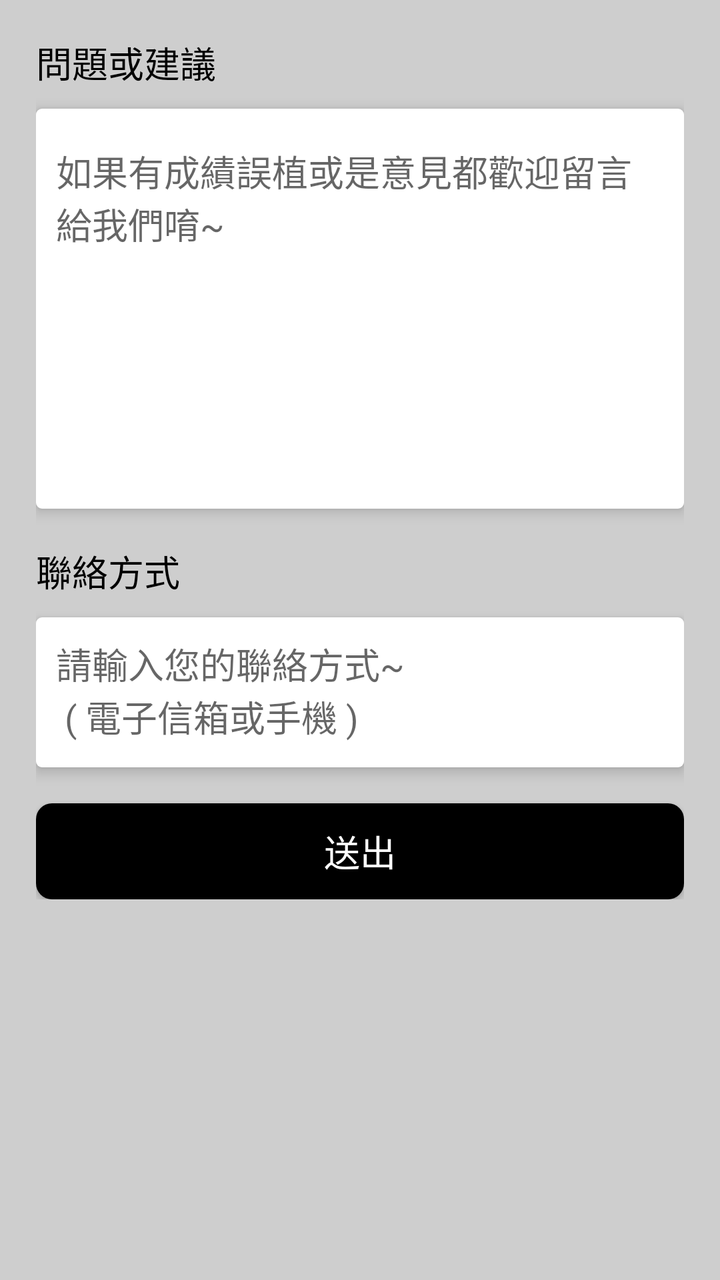
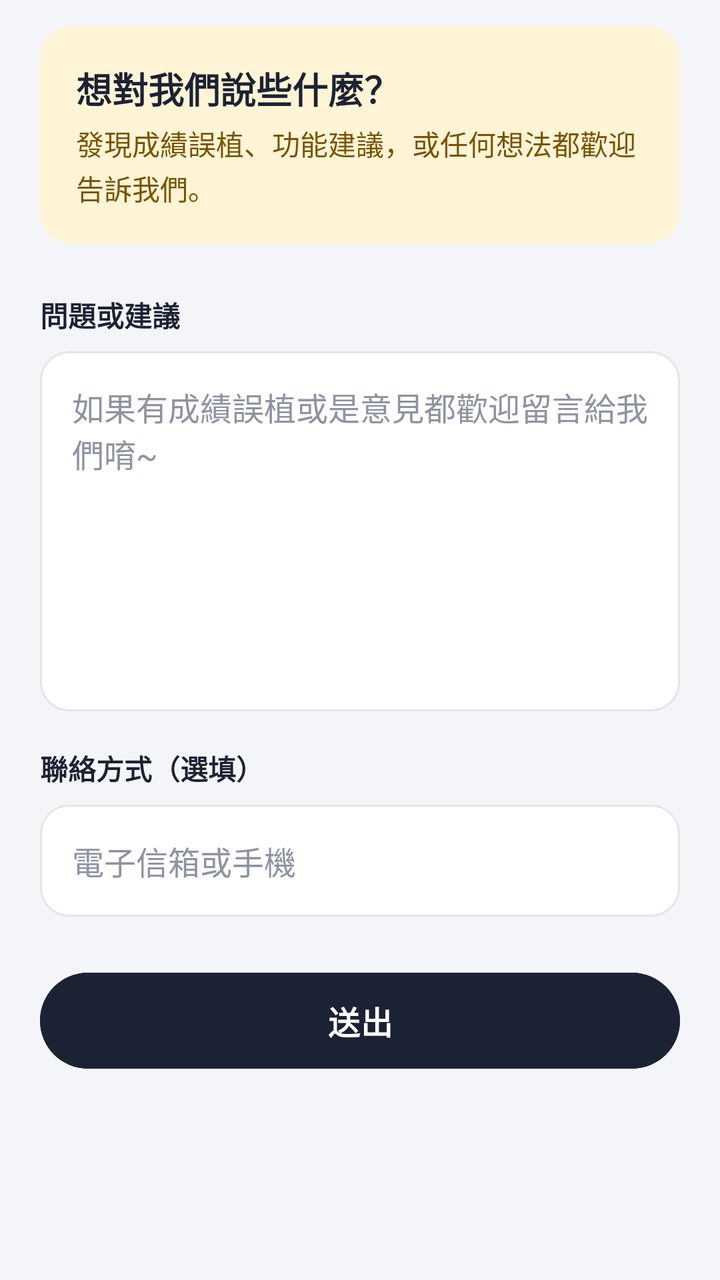

An Android layout rendered at two revisions. The XML below is the earlier revision; the diff shows what the commit changed to produce the second picture.
<!-- AndroidManifest.xml: application theme AppTheme -->
<!-- res/layout/fragment_response.xml -->
<?xml version="1.0" encoding="utf-8"?>
<ScrollView
    xmlns:android="http://schemas.android.com/apk/res/android"
    android:layout_height="match_parent"
    android:layout_width="match_parent"
    android:background="@color/white_gray">

    <LinearLayout android:orientation="vertical"
        android:layout_width="match_parent"
        android:layout_height="match_parent"
        android:padding="@dimen/settingPadding"
        android:background="@color/white_gray">

        <TextView
            android:layout_width="wrap_content"
            android:layout_height="wrap_content"
            android:layout_gravity="left"
            android:paddingBottom="@dimen/smallPadding"
            android:text="問題或建議"
            android:textColor="@color/black"
            android:textSize="@dimen/textMedium"/>
        <EditText
            android:id="@+id/response_edit"
            android:layout_width="match_parent"
            android:layout_height="200dp"
            android:gravity="start"
            android:paddingTop="@dimen/settingPadding"
            android:paddingLeft="@dimen/smallPadding"
            android:paddingRight="@dimen/smallPadding"
            android:layout_marginBottom="@dimen/settingPadding"
            android:elevation="4dp"
            android:hint="如果有成績誤植或是意見都歡迎留言給我們唷~"
            android:background="@drawable/rounded_edittext"/>

        <TextView
            android:layout_width="wrap_content"
            android:layout_height="wrap_content"
            android:layout_gravity="left"
            android:paddingBottom="@dimen/smallPadding"
            android:text="聯絡方式"
            android:textColor="@color/black"
            android:textSize="@dimen/textMedium"/>

        <EditText
            android:id="@+id/response_email_edit"
            android:layout_width="match_parent"
            android:layout_height="75dp"
            android:gravity="start"
            android:paddingTop="@dimen/smallPadding"
            android:paddingLeft="@dimen/smallPadding"
            android:paddingRight="@dimen/smallPadding"
            android:layout_marginBottom="@dimen/settingPadding"
            android:elevation="4dp"
            android:hint="請輸入您的聯絡方式~ \n ( 電子信箱或手機 )"
            android:background="@drawable/rounded_edittext"/>
        <Button
            android:id="@+id/response_submit"
            android:layout_width="match_parent"
            android:layout_height="wrap_content"
            android:background="@drawable/button_shape_black"
            android:gravity="center"
            android:text="送出"
            android:textSize="@dimen/textMedium"
            android:textColor="@color/white"
            android:onClick="submitButtonClick"/>

    </LinearLayout>
</ScrollView>
<!-- resources referenced by this layout -->
<resources>
  <color name="black">#000000</color>
  <color name="white_gray">#cecece</color>
  <dimen name="settingPadding">18dp</dimen>
  <dimen name="smallPadding">10dp</dimen>
  <dimen name="textMedium">18sp</dimen>
  <!-- drawable button_shape_black (drawable) -->
  <?xml version="1.0" encoding="UTF-8"?>
  <shape
      xmlns:android="http://schemas.android.com/apk/res/android">
      <corners
          android:radius="8dp" />
      <solid
          android:color="@color/black"
          />
  </shape>
  <!-- drawable rounded_edittext (drawable) -->
  <?xml version="1.0" encoding="utf-8"?>
  <shape xmlns:android="http://schemas.android.com/apk/res/android"
      android:shape="rectangle" android:padding="10dp">
      <solid android:color="#FFFFFF"/>
      <corners
          android:bottomRightRadius="3dp"
          android:bottomLeftRadius="3dp"
          android:topLeftRadius="3dp"
          android:topRightRadius="3dp"/>
  </shape>
  <style name="AppTheme" parent="Theme.AppCompat.Light.NoActionBar">
          
          <item name="colorPrimary">@color/white</item>
          <item name="colorPrimaryDark">@color/white</item>
          <item name="colorAccent">@color/yellow</item>
      </style>
  <color name="yellow">#f1c40f</color>
  <!-- unchanged entries left out for length: 1 -->
</resources>

<!-- the commit's change to res/layout/fragment_response.xml (unified diff, before → after) -->
@@ -1,68 +1,106 @@
 <?xml version="1.0" encoding="utf-8"?>
 <ScrollView
     xmlns:android="http://schemas.android.com/apk/res/android"
+    xmlns:app="http://schemas.android.com/apk/res-auto"
     android:layout_height="match_parent"
     android:layout_width="match_parent"
-    android:background="@color/white_gray">
+    android:background="@color/bg_app">
 
     <LinearLayout android:orientation="vertical"
         android:layout_width="match_parent"
-        android:layout_height="match_parent"
-        android:padding="@dimen/settingPadding"
-        android:background="@color/white_gray">
+        android:layout_height="wrap_content"
+        android:paddingStart="20dp"
+        android:paddingEnd="20dp"
+        android:paddingTop="8dp"
+        android:paddingBottom="24dp">
+
+        <com.google.android.material.card.MaterialCardView
+            style="@style/ListCard"
+            android:layout_width="match_parent"
+            android:layout_height="wrap_content"
+            android:layout_marginStart="0dp"
+            android:layout_marginEnd="0dp"
+            app:cardBackgroundColor="@color/amber_container"
+            app:strokeWidth="0dp">
+            <LinearLayout
+                android:layout_width="match_parent"
+                android:layout_height="wrap_content"
+                android:orientation="vertical"
+                android:padding="18dp">
+                <TextView
+                    android:layout_width="wrap_content"
+                    android:layout_height="wrap_content"
+                    android:text="想對我們說些什麼？"
+                    android:textColor="@color/ink"
+                    android:textStyle="bold"
+                    android:textSize="18sp"/>
+                <TextView
+                    android:layout_width="wrap_content"
+                    android:layout_height="wrap_content"
+                    android:layout_marginTop="4dp"
+                    android:lineSpacingExtra="2dp"
+                    android:text="發現成績誤植、功能建議，或任何想法都歡迎告訴我們。"
+                    android:textColor="@color/on_amber_container"
+                    android:textSize="14sp"/>
+            </LinearLayout>
+        </com.google.android.material.card.MaterialCardView>
 
         <TextView
             android:layout_width="wrap_content"
             android:layout_height="wrap_content"
-            android:layout_gravity="left"
-            android:paddingBottom="@dimen/smallPadding"
+            android:layout_marginTop="20dp"
+            android:paddingBottom="8dp"
             android:text="問題或建議"
-            android:textColor="@color/black"
-            android:textSize="@dimen/textMedium"/>
+            android:textStyle="bold"
+            android:textColor="@color/ink"
+            android:textSize="14sp"/>
         <EditText
             android:id="@+id/response_edit"
             android:layout_width="match_parent"
-            android:layout_height="200dp"
+            android:layout_height="180dp"
             android:gravity="start"
-            android:paddingTop="@dimen/settingPadding"
-            android:paddingLeft="@dimen/smallPadding"
-            android:paddingRight="@dimen/smallPadding"
-            android:layout_marginBottom="@dimen/settingPadding"
-            android:elevation="4dp"
+            android:padding="16dp"
+            android:textSize="16sp"
+            android:textColor="@color/ink"
             android:hint="如果有成績誤植或是意見都歡迎留言給我們唷~"
+            android:textColorHint="@color/ink_tertiary"
+            android:inputType="textMultiLine"
             android:background="@drawable/rounded_edittext"/>
 
         <TextView
             android:layout_width="wrap_content"
             android:layout_height="wrap_content"
-            android:layout_gravity="left"
-            android:paddingBottom="@dimen/smallPadding"
-            android:text="聯絡方式"
-            android:textColor="@color/black"
-            android:textSize="@dimen/textMedium"/>
+            android:layout_marginTop="18dp"
+            android:paddingBottom="8dp"
+            android:text="聯絡方式（選填）"
+            android:textStyle="bold"
+            android:textColor="@color/ink"
+            android:textSize="14sp"/>
 
         <EditText
             android:id="@+id/response_email_edit"
             android:layout_width="match_parent"
-            android:layout_height="75dp"
-            android:gravity="start"
-            android:paddingTop="@dimen/smallPadding"
-            android:paddingLeft="@dimen/smallPadding"
-            android:paddingRight="@dimen/smallPadding"
-            android:layout_marginBottom="@dimen/settingPadding"
-            android:elevation="4dp"
-            android:hint="請輸入您的聯絡方式~ \n ( 電子信箱或手機 )"
+            android:layout_height="56dp"
+            android:paddingStart="16dp"
+            android:paddingEnd="16dp"
+            android:textSize="16sp"
+            android:textColor="@color/ink"
+            android:singleLine="true"
+            android:inputType="textEmailAddress"
+            android:hint="電子信箱或手機"
+            android:textColorHint="@color/ink_tertiary"
             android:background="@drawable/rounded_edittext"/>
-        <Button
+        <com.google.android.material.button.MaterialButton
             android:id="@+id/response_submit"
             android:layout_width="match_parent"
-            android:layout_height="wrap_content"
-            android:background="@drawable/button_shape_black"
-            android:gravity="center"
+            android:layout_height="56dp"
+            android:layout_marginTop="24dp"
+            android:backgroundTint="@color/ink"
             android:text="送出"
-            android:textSize="@dimen/textMedium"
+            android:textStyle="bold"
+            android:textSize="16sp"
             android:textColor="@color/white"
-            android:onClick="submitButtonClick"/>
+            app:cornerRadius="100dp"/>
 
     </LinearLayout>
 </ScrollView>
<!-- resource entries referenced after the edit -->
@@ -1,38 +1,109 @@
 <!-- resources referenced by this layout -->
 <resources>
-  <color name="black">#000000</color>
-  <color name="white_gray">#cecece</color>
-  <dimen name="settingPadding">18dp</dimen>
-  <dimen name="smallPadding">10dp</dimen>
-  <dimen name="textMedium">18sp</dimen>
-  <!-- drawable button_shape_black (drawable) -->
-  <?xml version="1.0" encoding="UTF-8"?>
-  <shape
-      xmlns:android="http://schemas.android.com/apk/res/android">
-      <corners
-          android:radius="8dp" />
-      <solid
-          android:color="@color/black"
-          />
-  </shape>
+  <color name="amber_container">#FFF4D6</color>
+  <color name="bg_app">#F4F5F8</color>
+  <color name="ink">#1B2233</color>
+  <color name="ink_tertiary">#8D93A1</color>
+  <color name="on_amber_container">#7A5300</color>
   <!-- drawable rounded_edittext (drawable) -->
   <?xml version="1.0" encoding="utf-8"?>
-  <shape xmlns:android="http://schemas.android.com/apk/res/android"
-      android:shape="rectangle" android:padding="10dp">
-      <solid android:color="#FFFFFF"/>
-      <corners
-          android:bottomRightRadius="3dp"
-          android:bottomLeftRadius="3dp"
-          android:topLeftRadius="3dp"
-          android:topRightRadius="3dp"/>
+  <shape xmlns:android="http://schemas.android.com/apk/res/android" android:shape="rectangle">
+      <solid android:color="@color/surface"/>
+      <stroke android:width="1dp" android:color="@color/outline"/>
+      <corners android:radius="14dp"/>
   </shape>
-  <style name="AppTheme" parent="Theme.AppCompat.Light.NoActionBar">
-          
-          <item name="colorPrimary">@color/white</item>
-          <item name="colorPrimaryDark">@color/white</item>
-          <item name="colorAccent">@color/yellow</item>
+  <style name="ListCard" parent="Widget.Material3.CardView.Elevated">
+          <item name="android:layout_marginStart">@dimen/cardMarginH</item>
+          <item name="android:layout_marginEnd">@dimen/cardMarginH</item>
+          <item name="android:layout_marginTop">@dimen/cardMarginV</item>
+          <item name="android:layout_marginBottom">@dimen/cardMarginV</item>
+          <item name="cardCornerRadius">@dimen/cardRadius</item>
+          <item name="cardElevation">0dp</item>
+          <item name="cardBackgroundColor">@color/surface</item>
+          <item name="strokeColor">@color/outline</item>
+          <item name="strokeWidth">1dp</item>
+          <item name="rippleColor">@color/scrim_ripple</item>
       </style>
-  <color name="yellow">#f1c40f</color>
+  <style name="AppTheme" parent="Theme.Material3.Light.NoActionBar">
+          <item name="colorPrimary">@color/ink</item>
+          <item name="colorOnPrimary">@color/white</item>
+          <item name="colorPrimaryContainer">@color/indigo_container</item>
+          <item name="colorOnPrimaryContainer">@color/on_indigo_container</item>
+          <item name="colorSecondary">@color/amber</item>
+          <item name="colorOnSecondary">@color/ink</item>
+          <item name="colorSecondaryContainer">@color/amber_container</item>
+          <item name="colorOnSecondaryContainer">@color/on_amber_container</item>
+          <item name="colorAccent">@color/amber</item>
+          <item name="colorPrimaryDark">@color/bg_app</item>
+          <item name="android:colorBackground">@color/bg_app</item>
+          <item name="android:windowBackground">@color/bg_app</item>
+          <item name="colorSurface">@color/surface</item>
+          <item name="colorOnSurface">@color/ink</item>
+          <item name="colorOnSurfaceVariant">@color/ink_secondary</item>
+          <item name="colorOutline">@color/outline</item>
+          <item name="colorOutlineVariant">@color/outline</item>
+          <item name="colorControlActivated">@color/ink</item>
+          <item name="colorControlHighlight">@color/scrim_ripple</item>
+          <item name="android:textColorPrimary">@color/ink</item>
+          <item name="android:textColorSecondary">@color/ink_secondary</item>
+          <item name="android:textColorHint">@color/ink_tertiary</item>
+          <item name="android:statusBarColor">@android:color/transparent</item>
+          <item name="android:navigationBarColor">@color/bg_app</item>
+          <item name="android:windowLightStatusBar">true</item>
+          <item name="android:windowLightNavigationBar">true</item>
+          <item name="tabStyle">@style/AppTabs</item>
+          <item name="toolbarStyle">@style/AppToolbar</item>
+          <item name="drawerArrowStyle">@style/DrawerArrowStyle</item>
+      </style>
+  <color name="surface">#FFFFFF</color>
+  <color name="outline">#E3E5EB</color>
+  <dimen name="cardMarginH">16dp</dimen>
+  <dimen name="cardMarginV">5dp</dimen>
+  <dimen name="cardRadius">16dp</dimen>
+  <color name="scrim_ripple">#141B2233</color>
+  <color name="indigo_container">#E8ECF7</color>
+  <color name="on_indigo_container">#2D3A5C</color>
+  <color name="amber">#F2B200</color>
+  <color name="ink_secondary">#5F6677</color>
+  <style name="AppTabs" parent="Widget.Material3.TabLayout">
+          <item name="android:background">@color/bg_app</item>
+          <item name="tabIndicatorColor">@color/amber</item>
+          <item name="tabIndicatorHeight">3dp</item>
+          <item name="tabIndicatorFullWidth">false</item>
+          <item name="tabIndicator">@drawable/tab_indicator</item>
+          <item name="tabSelectedTextColor">@color/ink</item>
+          <item name="tabTextColor">@color/ink_tertiary</item>
+          <item name="tabTextAppearance">@style/TextAppearance.App.Tab</item>
+          <item name="tabRippleColor">@color/scrim_ripple</item>
+          <item name="tabIndicatorAnimationMode">elastic</item>
+      </style>
+  <style name="AppToolbar" parent="Widget.Material3.Toolbar">
+          <item name="titleTextAppearance">@style/TextAppearance.App.ToolbarTitle</item>
+          <item name="titleTextColor">@color/ink</item>
+          <item name="navigationIconTint">@color/ink</item>
+          <item name="android:background">@color/bg_app</item>
+      </style>
+  <style name="DrawerArrowStyle" parent="Widget.AppCompat.DrawerArrowToggle">
+          <item name="spinBars">true</item>
+          <item name="color">@color/ink</item>
+      </style>
+  <!-- drawable tab_indicator (drawable) -->
+  <?xml version="1.0" encoding="utf-8"?>
+  <shape xmlns:android="http://schemas.android.com/apk/res/android" android:shape="rectangle">
+      <corners android:topLeftRadius="3dp" android:topRightRadius="3dp"/>
+      <solid android:color="@color/amber"/>
+      <size android:height="3dp"/>
+  </shape>
+  <style name="TextAppearance.App.Tab" parent="TextAppearance.Material3.TitleSmall">
+          <item name="android:textSize">15sp</item>
+          <item name="android:textStyle">bold</item>
+          <item name="textAllCaps">false</item>
+      </style>
+  <style name="TextAppearance.App.ToolbarTitle" parent="TextAppearance.Material3.TitleLarge">
+          <item name="android:textSize">22sp</item>
+          <item name="android:textStyle">bold</item>
+          <item name="android:textColor">@color/ink</item>
+      </style>
   <!-- unchanged entries left out for length: 1 -->
 </resources>
 
